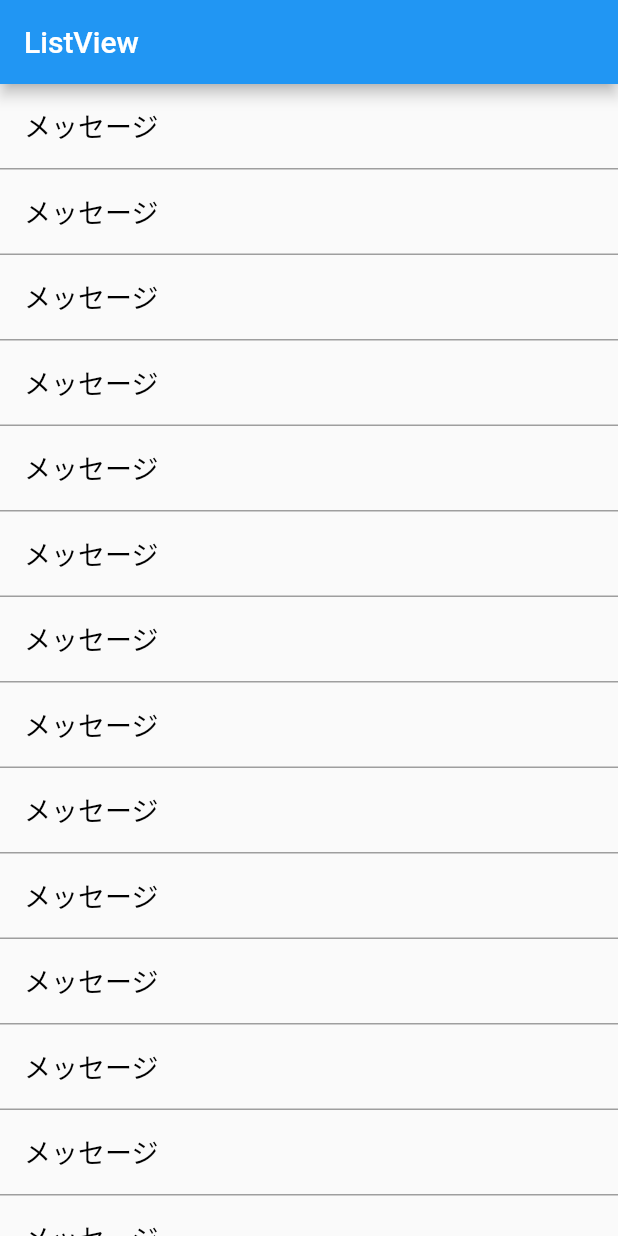
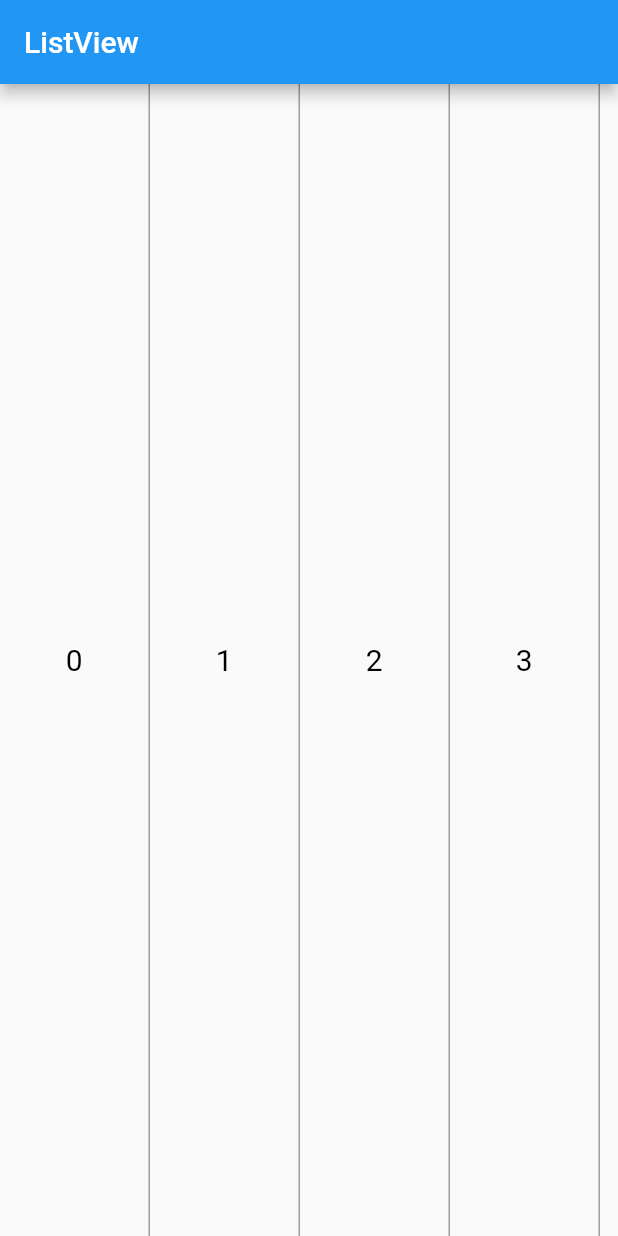
Before and after one commit to selfstudymaster/list_view_flutter_app, a Flutter app: the screen it shows after launch, on a phone screen of 412 x 824 dp. Run offline on Flutter 3.47's test engine with Material 2 defaults, Android fonts, the phone set to English and light mode, and no system bars.

Commit message:
Adding ListView.builder and ListView.separated

```diff
--- a/list_view_flutter_app/lib/main.dart
+++ b/list_view_flutter_app/lib/main.dart
@@ -3,7 +3,8 @@ import 'package:flutter/material.dart';
 void main() {
   runApp(MyApp());
 }
-/* 事前に出力するデータが揃ってる場合その1
+// 事前に出力するデータが揃ってる場合その1
+/*
 class MyApp extends StatelessWidget {
   @override
   Widget build(BuildContext context) {
@@ -24,7 +25,8 @@ class MyApp extends StatelessWidget {
 }
 */
 
-/* 事前に出力するデータが揃ってる場合その2
+// 事前に出力するデータが揃ってる場合その2
+/*
 class MyApp extends StatelessWidget {
   @override
   Widget build(BuildContext context) {
@@ -73,6 +75,8 @@ class MyApp extends StatelessWidget {
 }
 */
 
+// 表示する要素が事前にわからない場合 ListView.builder
+/*
 class MyApp extends StatelessWidget {
   @override
   Widget build(BuildContext context) {
@@ -117,90 +121,103 @@ class MyApp extends StatelessWidget {
     );
   }
 }
+*/
 
+// ListView.separated
+// 表示する要素が事前にわかっており、一行ごとに何か要素を差し込みたい場合に利用
 /*
-class MyHomePage extends StatefulWidget {
-  MyHomePage({Key key, this.title}) : super(key: key);
-
-  // This widget is the home page of your application. It is stateful, meaning
-  // that it has a State object (defined below) that contains fields that affect
-  // how it looks.
-
-  // This class is the configuration for the state. It holds the values (in this
-  // case the title) provided by the parent (in this case the App widget) and
-  // used by the build method of the State. Fields in a Widget subclass are
-  // always marked "final".
-
-  final String title;
-
+class MyApp extends StatelessWidget {
   @override
-  _MyHomePageState createState() => _MyHomePageState();
-}
-
-class _MyHomePageState extends State<MyHomePage> {
-  int _counter = 0;
-
-  void _incrementCounter() {
-    setState(() {
-      // This call to setState tells the Flutter framework that something has
-      // changed in this State, which causes it to rerun the build method below
-      // so that the display can reflect the updated values. If we changed
-      // _counter without calling setState(), then the build method would not be
-      // called again, and so nothing would appear to happen.
-      _counter++;
-    });
+  Widget build(BuildContext context) {
+    var list = ["メッセージ", "メッセージ", "メッセージ", "メッセージ", "メッセージ","メッセージ","メッセージ","メッセージ",];
+    return MaterialApp(
+        home: Scaffold(
+            appBar: AppBar(
+              title: Text('ListView'),
+            ),
+            body: ListView.separated(
+              itemBuilder: (BuildContext context, int index) {
+                return _messageItem(list[index]);
+              },
+              separatorBuilder: (BuildContext context, int index) {
+                return separatorItem();
+              },
+              itemCount: list.length,
+            )
+        )
+    );
+  }
+  Widget separatorItem() {
+    return Container(
+      height: 10,
+      color: Colors.orange,
+    );
   }
 
-  @override
-  Widget build(BuildContext context) {
-    // This method is rerun every time setState is called, for instance as done
-    // by the _incrementCounter method above.
-    //
-    // The Flutter framework has been optimized to make rerunning build methods
-    // fast, so that you can just rebuild anything that needs updating rather
-    // than having to individually change instances of widgets.
-    return Scaffold(
-      appBar: AppBar(
-        // Here we take the value from the MyHomePage object that was created by
-        // the App.build method, and use it to set our appbar title.
-        title: Text(widget.title),
+  Widget _messageItem(String title) {
+    return Container(
+      decoration: new BoxDecoration(
+          border: new Border(bottom: BorderSide(width: 1.0, color: Colors.grey))
       ),
-      body: Center(
-        // Center is a layout widget. It takes a single child and positions it
-        // in the middle of the parent.
-        child: Column(
-          // Column is also a layout widget. It takes a list of children and
-          // arranges them vertically. By default, it sizes itself to fit its
-          // children horizontally, and tries to be as tall as its parent.
-          //
-          // Invoke "debug painting" (press "p" in the console, choose the
-          // "Toggle Debug Paint" action from the Flutter Inspector in Android
-          // Studio, or the "Toggle Debug Paint" command in Visual Studio Code)
-          // to see the wireframe for each widget.
-          //
-          // Column has various properties to control how it sizes itself and
-          // how it positions its children. Here we use mainAxisAlignment to
-          // center the children vertically; the main axis here is the vertical
-          // axis because Columns are vertical (the cross axis would be
-          // horizontal).
-          mainAxisAlignment: MainAxisAlignment.center,
-          children: <Widget>[
-            Text(
-              'You have pushed the button this many times:',
-            ),
-            Text(
-              '$_counter',
-              style: Theme.of(context).textTheme.headline4,
-            ),
-          ],
+      child:ListTile(
+        title: Text(
+          title,
+          style: TextStyle(
+              color:Colors.black,
+              fontSize: 18.0
+          ),
         ),
+        onTap: () {
+          print("onTap called.");
+        }, // タップ
+        onLongPress: () {
+          print("onLongTap called.");
+        }, // 長押し
       ),
-      floatingActionButton: FloatingActionButton(
-        onPressed: _incrementCounter,
-        tooltip: 'Increment',
-        child: Icon(Icons.add),
-      ), // This trailing comma makes auto-formatting nicer for build methods.
     );
   }
 }
 */
+
+// ScrollDirection
+// スクロールの方向を変える
+class MyApp extends StatelessWidget {
+  @override
+  Widget build(BuildContext context) {
+    var list = ["0","1","2","3","4","5","6","7","8","9"];
+    return MaterialApp(
+        home: Scaffold(
+            appBar: AppBar(
+              title: Text('ListView'),
+            ),
+            body: ListView.builder(
+              scrollDirection: Axis.horizontal,
+              itemBuilder: (BuildContext context, int index) {
+                if (index >= list.length) {
+                  list.addAll(["0","1","2","3","4","5","6","7","8","9",]);
+                }
+                return _messageItem(list[index]);
+              },
+            )
+        )
+    );
+  }
+
+  Widget _messageItem(String title) {
+    return Container(
+        width: 100,
+        decoration: new BoxDecoration(
+            border: new Border(right: BorderSide(width: 1.0, color: Colors.grey))
+        ),
+        child:Center(
+          child:Text(
+            title,
+            style: TextStyle(
+                color:Colors.black,
+                fontSize: 20.0
+            ),
+          ),
+        )
+    );
+  }
+}
```
